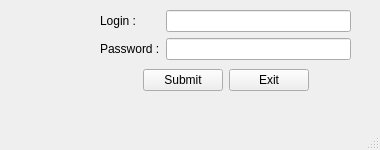
Qt form uiloginin.ui (MohamedSadio/banking-system) before a commit.
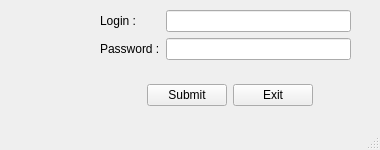
The same form after that commit. Icons and pictures are not drawn.

The edit to the form file:
```diff
--- a/uiloginin.ui
+++ b/uiloginin.ui
@@ -32,7 +32,7 @@
       <x>100</x>
       <y>10</y>
       <width>251</width>
-      <height>51</height>
+      <height>56</height>
      </rect>
     </property>
     <layout class="QFormLayout" name="formLayout">
@@ -66,9 +66,9 @@
     <property name="geometry">
      <rect>
       <x>100</x>
-      <y>60</y>
-      <width>251</width>
-      <height>41</height>
+      <y>70</y>
+      <width>260</width>
+      <height>50</height>
      </rect>
     </property>
     <layout class="QGridLayout" name="gridLayout">
```
Left out of the diff: 42 changed lines with no effect on the pictures.
